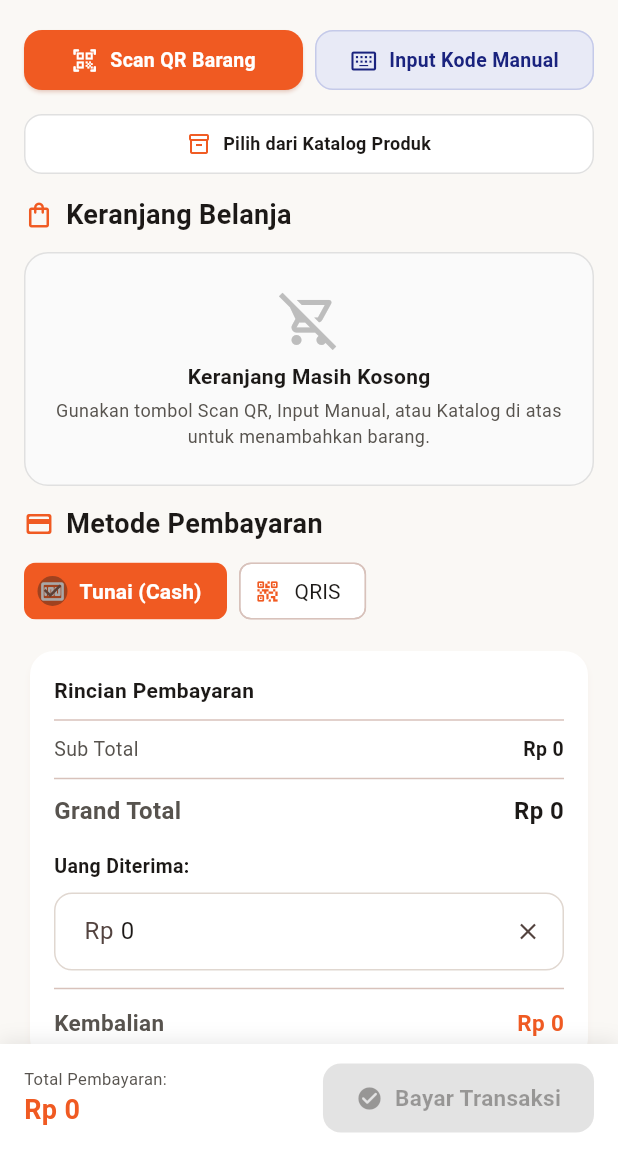
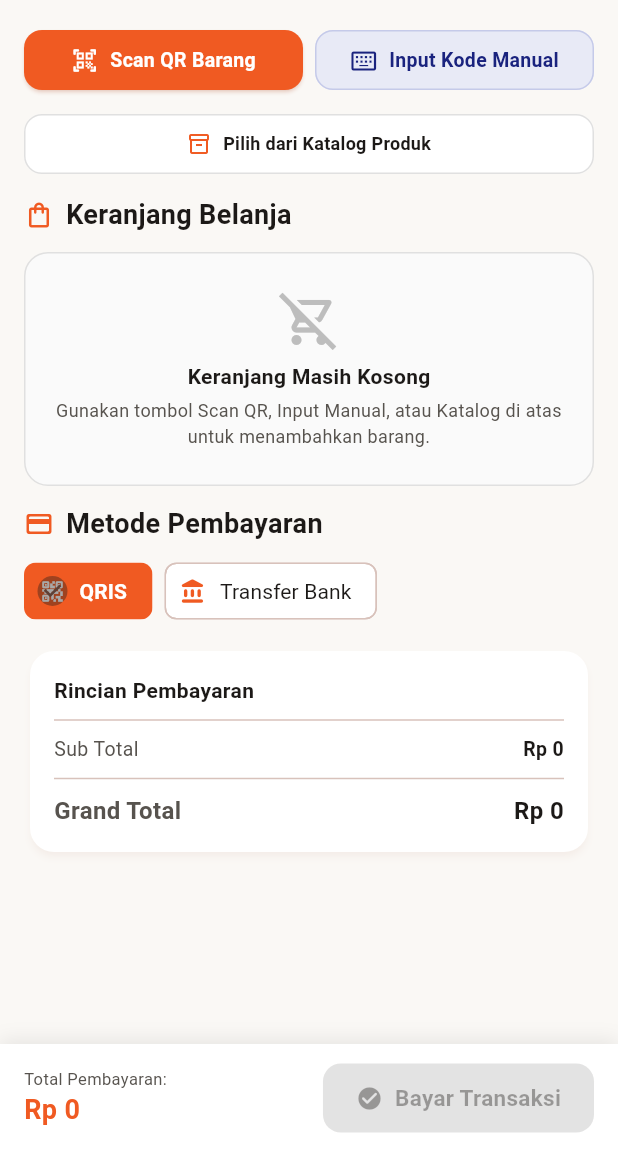
Before and after one commit to ashabfirdaus/ipe_pos_mobile, a Flutter app: the PosPage screen opened by its route, after a tap on the "refresh" icon, on a phone screen of 412 x 824 dp, the part 84-1236 px from its top. Run offline on Flutter 3.47's test engine with Material 3 defaults, Android fonts, the phone set to English and light mode, and no system bars; our stand-ins replace permission_handler, shared_preferences; missing offline and left inert: esc_pos_utils_plus, mobile_scanner, print_bluetooth_thermal; accounts and stored records are empty; network calls fail.

Commit message:
perbaikan mobile app

```diff
--- a/lib/features/pos/pos_page.dart
+++ b/lib/features/pos/pos_page.dart
@@ -37,7 +37,6 @@ class _PosPageState extends State<PosPage> {
   final List<CartItemModel> _cartItems = [];
   late int _selectedPaymentMethodId;
   PromoModel? _selectedPromo;
-  final TextEditingController _cashController = TextEditingController();
 
   @override
   void initState() {
@@ -48,7 +47,6 @@ class _PosPageState extends State<PosPage> {
 
   @override
   void dispose() {
-    _cashController.dispose();
     super.dispose();
   }
 
@@ -66,28 +64,37 @@ class _PosPageState extends State<PosPage> {
       _selectedBranchId = initData.defaultBranch?.id;
       _selectedWarehouseId = initData.defaultWarehouse?.id;
 
-      _paymentMethods = initData.paymentMethods.isNotEmpty
-          ? initData.paymentMethods
-          : [PaymentMethodModel(id: 1, name: 'Tunai (Cash)')];
+      final nonCashMethods = initData.paymentMethods.where((pm) {
+        final n = pm.name.toLowerCase();
+        final c = (pm.code ?? '').toLowerCase();
+        final t = (pm.type ?? '').toLowerCase();
+        return !n.contains('cash') &&
+            !n.contains('tunai') &&
+            !c.contains('cash') &&
+            !c.contains('tunai') &&
+            !t.contains('cash') &&
+            !t.contains('tunai');
+      }).toList();
+
+      _paymentMethods = nonCashMethods.isNotEmpty
+          ? nonCashMethods
+          : [
+              PaymentMethodModel(id: 2, name: 'QRIS'),
+              PaymentMethodModel(id: 3, name: 'Transfer Bank'),
+            ];
 
       _selectedPaymentMethodId = _paymentMethods.first.id;
       _promos = initData.promos;
       _ppnRate = initData.ppnRate;
     } else {
       _paymentMethods = [
-        PaymentMethodModel(id: 1, name: 'Tunai (Cash)'),
         PaymentMethodModel(id: 2, name: 'QRIS'),
+        PaymentMethodModel(id: 3, name: 'Transfer Bank'),
       ];
-      _selectedPaymentMethodId = 1;
+      _selectedPaymentMethodId = 2;
     }
 
     setState(() => _isLoadingInitial = false);
-    _updateDefaultCash();
-  }
-
-  void _updateDefaultCash() {
-    final grandTotal = _calculateGrandTotal();
-    _cashController.text = grandTotal.toStringAsFixed(0);
   }
 
   double _calculateSubTotal() {
@@ -117,23 +124,8 @@ class _PosPageState extends State<PosPage> {
     return (subTotal - discount + ppn).clamp(0.0, double.infinity);
   }
 
-  double _getCashAmount() {
-    return double.tryParse(
-          _cashController.text.replaceAll(RegExp(r'[^0-9]'), ''),
-        ) ??
-        0.0;
-  }
-
-  double _calculateChange() {
-    final cash = _getCashAmount();
-    final grandTotal = _calculateGrandTotal();
-    final diff = cash - grandTotal;
-    return diff > 0 ? diff : 0.0;
-  }
-
   void _onCartChanged() {
     setState(() {});
-    _updateDefaultCash();
   }
 
   Future<void> _openProductCatalog() async {
@@ -149,7 +141,6 @@ class _PosPageState extends State<PosPage> {
 
     if (!mounted) return;
     setState(() {});
-    _updateDefaultCash();
   }
 
   Future<void> _openDirectCameraScanner() async {
@@ -438,7 +429,6 @@ class _PosPageState extends State<PosPage> {
 
   Future<void> _handleCheckout() async {
     final grandTotal = _calculateGrandTotal();
-    final cash = _getCashAmount();
 
     if (_cartItems.isEmpty) {
       ScaffoldMessenger.of(context).showSnackBar(
@@ -472,16 +462,6 @@ class _PosPageState extends State<PosPage> {
       return;
     }
 
-    if (cash < grandTotal) {
-      ScaffoldMessenger.of(context).showSnackBar(
-        const SnackBar(
-          content: Text('Nominal uang tunai kurang dari Grand Total!'),
-          backgroundColor: AppColors.error,
-        ),
-      );
-      return;
-    }
-
     setState(() => _isProcessingCheckout = true);
 
     final itemsPayload = _cartItems
@@ -496,8 +476,8 @@ class _PosPageState extends State<PosPage> {
       'discount': _calculateDiscount(),
       'ppn': _calculatePpn(),
       'grand_total': grandTotal,
-      'cash': cash,
-      'change': _calculateChange(),
+      'cash': grandTotal,
+      'change': 0.0,
       if (_selectedPromo != null) 'promo_id': _selectedPromo!.id,
       'items': itemsPayload,
       'details': itemsPayload,
@@ -560,17 +540,16 @@ class _PosPageState extends State<PosPage> {
         invoice = invoice.copyWith(grandTotal: grandTotal);
       }
       if (invoice.cash == 0) {
-        invoice = invoice.copyWith(cash: cash);
+        invoice = invoice.copyWith(cash: grandTotal);
       }
       if (invoice.change == 0) {
-        invoice = invoice.copyWith(change: _calculateChange());
+        invoice = invoice.copyWith(change: 0.0);
       }
 
       setState(() {
         _cartItems.clear();
         _selectedPromo = null;
       });
-      _updateDefaultCash();
 
       // Tampilkan struk nota dialog dengan opsi cetak ke printer Bluetooth
       showDialog(
@@ -826,7 +805,7 @@ class _PosPageState extends State<PosPage> {
               shrinkWrap: true,
               physics: const NeverScrollableScrollPhysics(),
               itemCount: _cartItems.length,
-              separatorBuilder: (_, _) => const Divider(height: 1),
+              separatorBuilder: (_, __) => const Divider(height: 1),
               itemBuilder: (context, index) {
                 final item = _cartItems[index];
                 return _buildCartItemTile(item, index);
@@ -1125,7 +1104,6 @@ class _PosPageState extends State<PosPage> {
                   setState(() {
                     _selectedPromo = val;
                   });
-                  _updateDefaultCash();
                 },
               ),
             ),
@@ -1208,7 +1186,10 @@ class _PosPageState extends State<PosPage> {
               avatar: Icon(
                 pm.name.toLowerCase().contains('qris')
                     ? Icons.qr_code_2_rounded
-                    : Icons.money_rounded,
+                    : (pm.name.toLowerCase().contains('transfer') ||
+                            pm.name.toLowerCase().contains('bank')
+                        ? Icons.account_balance_rounded
+                        : Icons.credit_card_rounded),
                 size: 18,
                 color: isSelected ? Colors.white : AppColors.primary,
               ),
@@ -1238,7 +1219,6 @@ class _PosPageState extends State<PosPage> {
     final discount = _calculateDiscount();
     final ppn = _calculatePpn();
     final grandTotal = _calculateGrandTotal();
-    final change = _calculateChange();
 
     return Card(
       elevation: 2,
@@ -1280,41 +1260,6 @@ class _PosPageState extends State<PosPage> {
               CurrencyFormatter.format(grandTotal),
               isBold: true,
               fontSize: 16,
-            ),
-            AppSizes.gapH16,
-
-            // Input Uang Tunai Diterima
-            const Text(
-              'Uang Diterima:',
-              style: TextStyle(fontWeight: FontWeight.w600, fontSize: 13),
-            ),
-            AppSizes.gapH8,
-            TextField(
-              controller: _cashController,
-              keyboardType: TextInputType.number,
-              decoration: InputDecoration(
-                prefixText: 'Rp ',
-                hintText: '0',
-                suffixIcon: IconButton(
-                  icon: const Icon(Icons.clear, size: 18),
-                  onPressed: () {
-                    _cashController.clear();
-                    setState(() {});
-                  },
-                ),
-              ),
-              onChanged: (_) => setState(() {}),
-            ),
-
-            const Divider(height: 24),
-
-            // Kembalian
-            _buildFinancialRow(
-              'Kembalian',
-              CurrencyFormatter.format(change),
-              isBold: true,
-              color: AppColors.primary,
-              fontSize: 15,
             ),
           ],
         ),
```
Also changed, not shown: lib/features/pos/widgets/cart_sheet.dart (+21 -86 lines).
